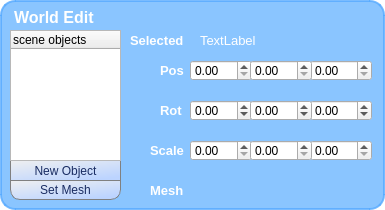
Before: the Qt Designer form bin/pymodules/editgui/editobject.ui in realXtend/tundra, drawn with Qt 5.
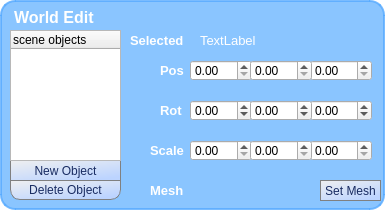
After: the same form once the commit is applied.

Commit message: delete object stub for editgui ui

```diff
--- a/bin/pymodules/editgui/editobject.ui
+++ b/bin/pymodules/editgui/editobject.ui
@@ -344,7 +344,7 @@
        <string>Selected</string>
       </property>
      </widget>
-     <widget class="QPushButton" name="setMesh">
+     <widget class="QPushButton" name="deleteObject">
       <property name="geometry">
        <rect>
         <x>10</x>
@@ -360,7 +360,7 @@
 border: 1px solid grey;</string>
       </property>
       <property name="text">
-       <string>Set Mesh</string>
+       <string>Delete Object</string>
       </property>
      </widget>
      <widget class="QLabel" name="label_scale_3">
@@ -383,6 +383,23 @@
        <string>Mesh</string>
       </property>
      </widget>
+     <widget class="QPushButton" name="setMesh">
+      <property name="geometry">
+       <rect>
+        <x>320</x>
+        <y>180</y>
+        <width>61</width>
+        <height>21</height>
+       </rect>
+      </property>
+      <property name="styleSheet">
+       <string>border-radius: 0px;
+border: 1px solid grey;</string>
+      </property>
+      <property name="text">
+       <string>Set Mesh</string>
+      </property>
+     </widget>
     </widget>
    </item>
   </layout>
```
The commit also changes 1 other file.
